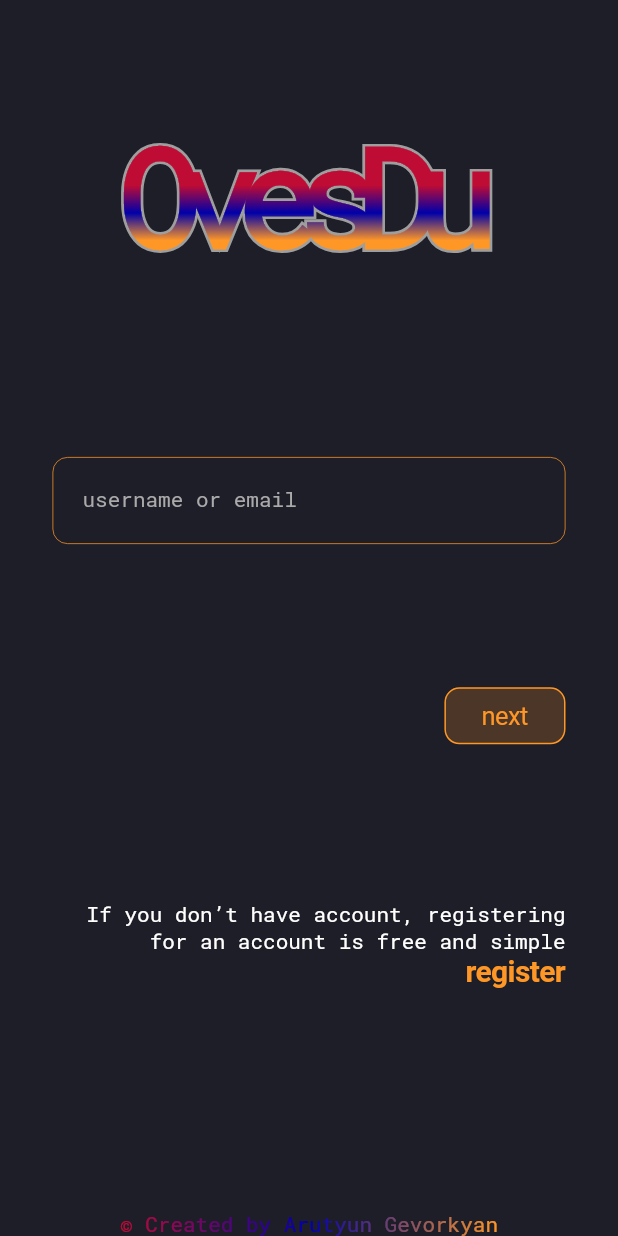
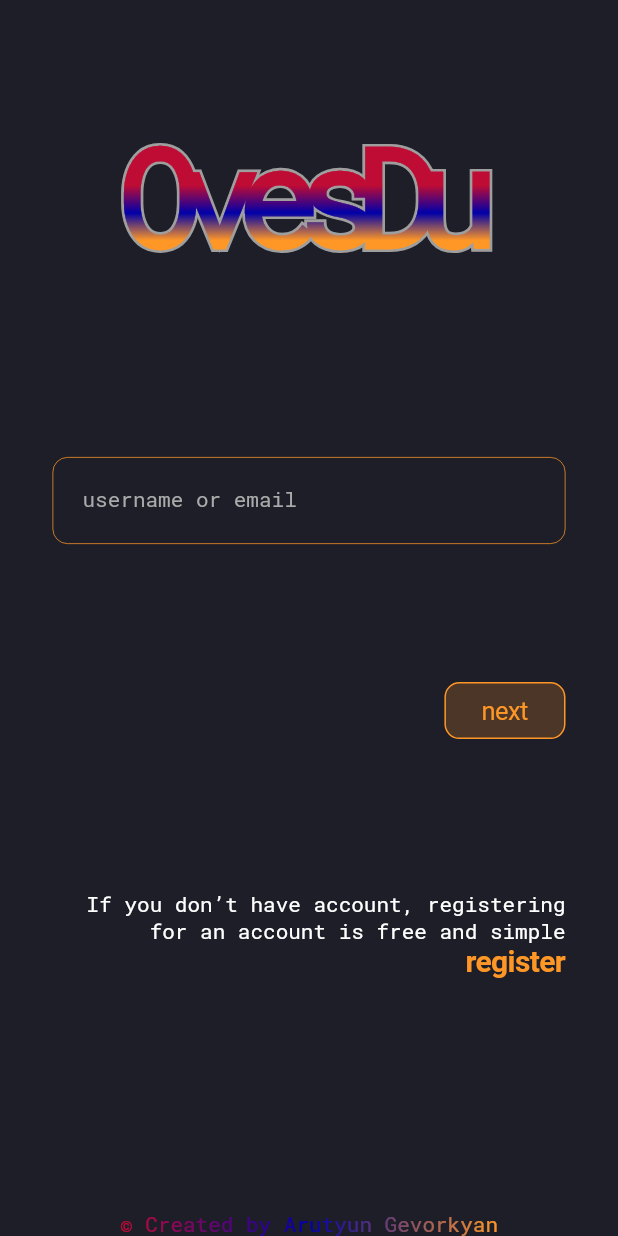
Before and after one commit to arutyun88/ovesdu_mobile, a Flutter app: the screen it shows after launch, on a phone screen of 412 x 824 dp. Run offline on Flutter 3.47's test engine with Material 2 defaults, Android fonts, the phone set to English and light mode, and no system bars; our stand-ins replace device_info_plus, dio, flutter_bloc, flutter_multi_formatter, freezed_annotation, get_it and 2 more; accounts and stored records are empty; generated files the repository leaves out were written again.

Commit message:
auth: name widget refactoring

```diff
--- a/lib/feature/auth/ui/widgets/name_widget.dart
+++ b/lib/feature/auth/ui/widgets/name_widget.dart
@@ -109,9 +109,7 @@ class _NameWidgetState extends State<NameWidget> {
                     ),
                   ],
                 ),
-                Padding(
-                  padding: const EdgeInsets.only(bottom: 40.0),
-                  child: Row(
+                Row(
                   mainAxisAlignment: MainAxisAlignment.end,
                   children: [
                     CupertinoButton(
@@ -136,8 +134,7 @@ class _NameWidgetState extends State<NameWidget> {
                     // const LanguagePickerWidget(),
                   ],
                 ),
-                ),
-                const CustomFlex(flex: 3),
+                const CustomFlex(flex: 5),
               ],
             ),
           ),
```
Lines whose indentation alone changed are shown as unchanged.
